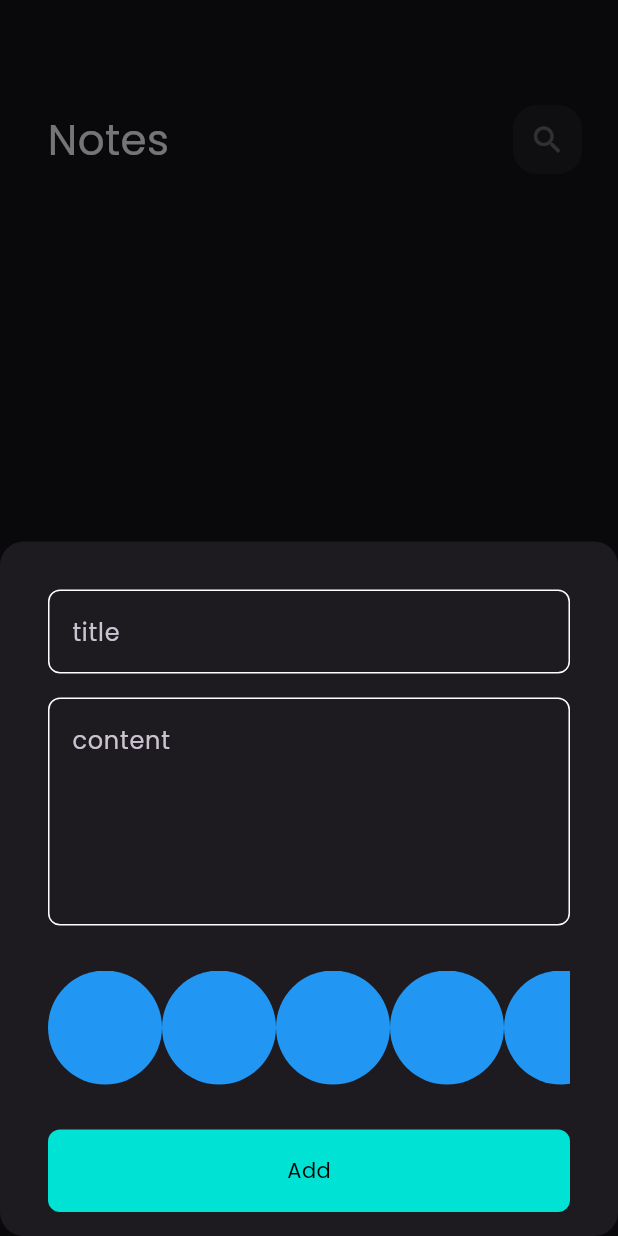
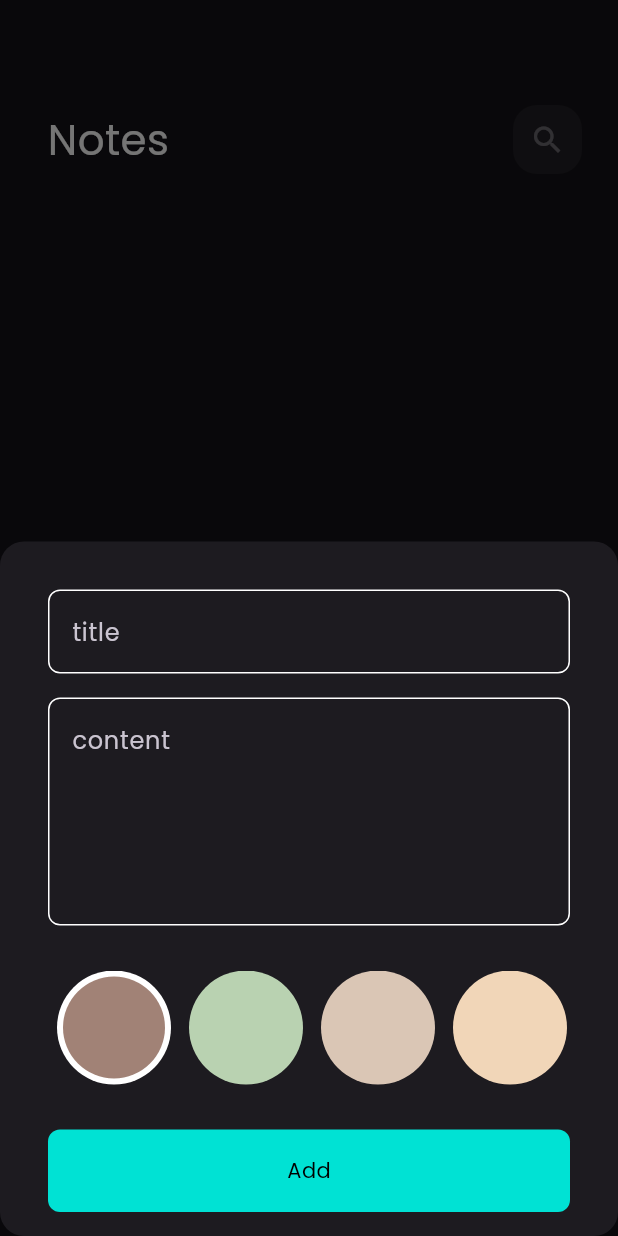
Before and after one commit to ahmedhasseiba/notes_app, a Flutter app: the screen it shows after launch, after a tap on the "add" icon, on a phone screen of 412 x 824 dp. Run offline on Flutter 3.47's test engine with Material 3 defaults, Android fonts, the phone set to English and light mode, and no system bars; our stand-ins replace bloc, flutter_bloc, hive, hive_flutter; accounts and stored records are empty.

Commit message:
colors liste view

```diff
--- a/lib/views/widgets/colors_list_view.dart
+++ b/lib/views/widgets/colors_list_view.dart
@@ -1,17 +1,58 @@
 import 'package:flutter/material.dart';
 
-class ColorsListView extends StatelessWidget {
+class ColorItem extends StatelessWidget {
+  const ColorItem({super.key, required this.isActive, required this.color});
+  final bool isActive;
+  final Color color;
+  @override
+  Widget build(BuildContext context) {
+    return isActive
+        ? CircleAvatar(
+            backgroundColor: Colors.white,
+            radius: 38,
+            child: CircleAvatar(backgroundColor: color, radius: 34),
+          )
+        : CircleAvatar(backgroundColor: color, radius: 38);
+  }
+}
+
+class ColorsListView extends StatefulWidget {
   const ColorsListView({super.key});
 
+  @override
+  State<ColorsListView> createState() => _ColorsListViewState();
+}
+
+class _ColorsListViewState extends State<ColorsListView> {
+  int currentIndex = 0;
+  List<Color> colors = [
+    Color(0xffa18276),
+    Color(0xffb9d2b1),
+    Color(0xffdac6b5),
+    Color(0xfff1d6b8),
+    Color(0xfffbacbe),
+  ];
   @override
   Widget build(BuildContext context) {
     return SizedBox(
       height: 38 * 2,
       child: ListView.builder(
-        itemCount: 10,
+        itemCount: colors.length,
         scrollDirection: Axis.horizontal,
         itemBuilder: (context, index) {
-          return CircleAvatar(backgroundColor: Colors.blue, radius: 38);
+          return Padding(
+            padding: const EdgeInsets.symmetric(horizontal: 6.0),
+            child: GestureDetector(
+              onTap: () {
+                currentIndex = index;
+                setState(() {});
+              },
+              child: ColorItem(
+                color: colors[index],
+                isActive: currentIndex == index,
+              ),
+            ),
+          );
         },
       ),
     );
```
